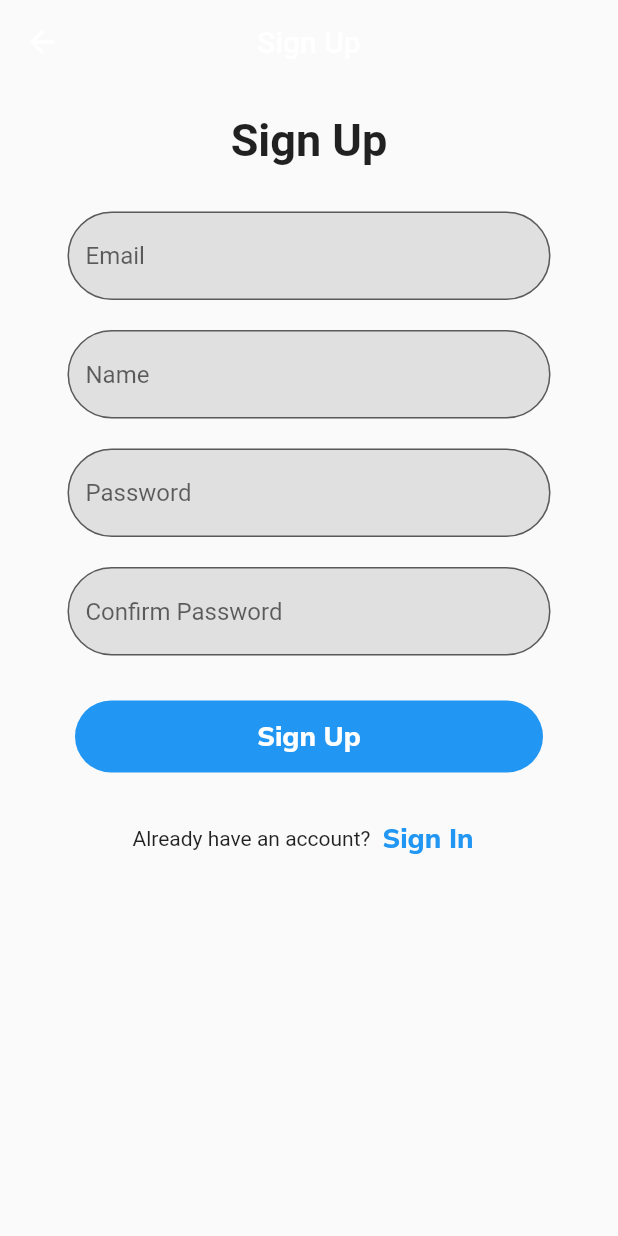
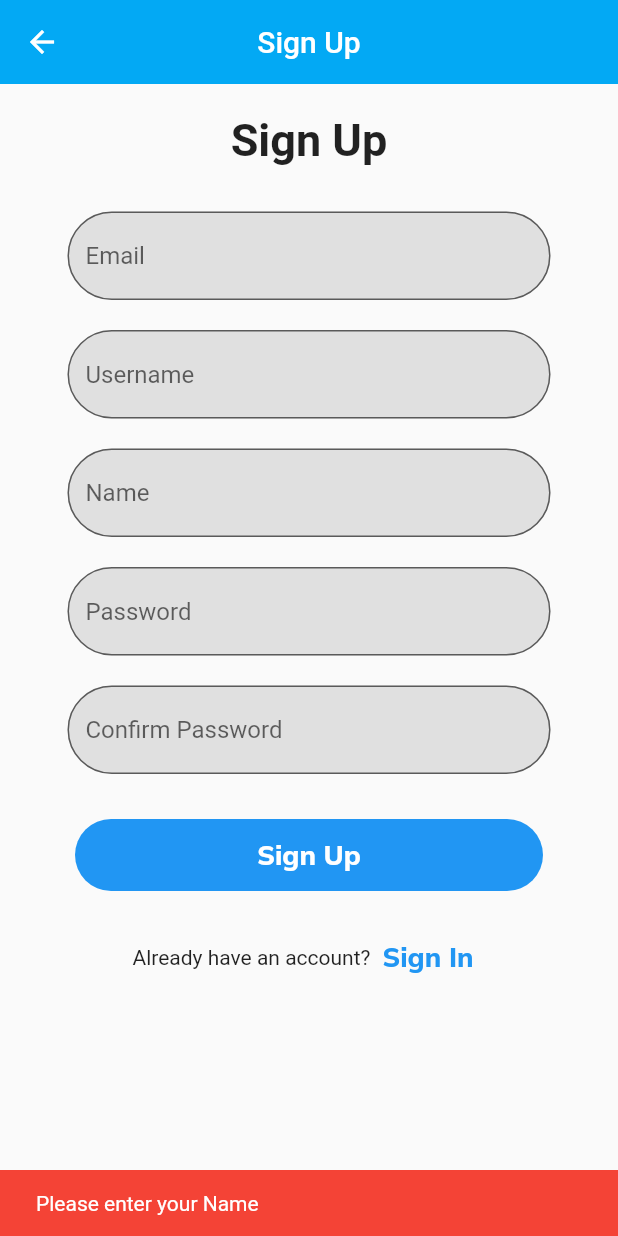
Before and after one commit to Esoteric918/holbertonschool-twitter_clone, a Flutter app: the SignUp screen opened directly, after a tap on "Sign Up", on a phone screen of 412 x 824 dp. Run offline on Flutter 3.47's test engine with Material 2 defaults, Android fonts, the phone set to English and light mode, and no system bars; our stand-ins replace cloud_firestore, firebase_auth, firebase_core, google_fonts; accounts and stored records are empty; generated files the repository leaves out were written again; network calls fail.

```diff
--- a/twitter/lib/main.dart
+++ b/twitter/lib/main.dart
@@ -1,3 +1,4 @@
+// ignore: depend_on_referenced_packages
 import 'package:firebase_core/firebase_core.dart';
 
 import 'firebase_options.dart';
@@ -28,7 +29,7 @@ class MyApp extends StatelessWidget {
           ListenableProvider<AuthState>(create: (_) => AuthState()),
         ],
         builder: (context, __) => MaterialApp(
-              title: 'Flutter Demo',
+              title: 'Spitter',
               theme: ThemeData(
                 primarySwatch: Colors.blue,
                 textTheme: TextTheme(
--- /dev/null
+++ b/twitter/lib/providers/all_providers.dart
@@ -0,0 +1,2 @@
+export './app_state.dart';
+export './auth_state.dart';
--- a/twitter/lib/providers/auth_state.dart
+++ b/twitter/lib/providers/auth_state.dart
@@ -1,28 +1,172 @@
-import 'package:flutter/cupertino.dart';
 import 'package:firebase_auth/firebase_auth.dart';
 import 'package:cloud_firestore/cloud_firestore.dart';
+import 'package:flutter/material.dart';
 import 'package:twitter/models/user.dart';
+import '../screens/home_screen.dart';
+
+enum Error {
+  none,
+  matchError,
+  weakError,
+  emailAlreadyInUse,
+  error,
+  wrongError,
+  noUserError
+}
 
 class AuthState extends ChangeNotifier {
-  static Future<User?> newSignUp(
-      String email, String password, String username, String name) async {
-    final auth = FirebaseAuth.instance;
-    final firestore = FirebaseFirestore.instance;
+  FirebaseAuth authState = FirebaseAuth.instance;
+  late UserData? activeUserData;
 
-    final result = await auth.createUserWithEmailAndPassword(
-        email: email, password: password);
+  User? get user => authState.currentUser;
+  final firestore =
+      FirebaseFirestore.instance.collection('userData').withConverter<UserData>(
+            fromFirestore: (snapshot, _) => UserData.fromJson(snapshot.data()!),
+            toFirestore: (userData, _) => userData.toJson(),
+          );
 
-    final user = result.user;
+  attemptSignUp(
+    BuildContext context,
+    String name,
+    String userName,
+    String email,
+    String password,
+    String confirm,
+  ) async {
+    String snackText = 'Account Created!';
 
-    if (user != null) {
-      final userRef = firestore.collection('users').doc(user.uid);
+    if (name == '') {
+      snackText = 'Please enter your Name';
+    } else if (userName == '') {
+      snackText = 'Please enter your Username';
+    } else if (email == '') {
+      snackText = 'Please enter you Email';
+    } else if (password == '') {
+      snackText = 'Please enter a Password';
+    } else if (password != confirm) {
+      snackText = "Passwords entered don't match.";
+    } else {
+      try {
+        final credential = await authState.createUserWithEmailAndPassword(
+          email: email,
+          password: password,
+        );
+        firestore.doc(credential.user!.uid).set(UserData(
+              key: credential.user!.uid,
+              name: name,
+              userName: userName,
+              displayName: userName,
+              email: credential.user!.email!,
+            ));
+      } on FirebaseAuthException catch (e) {
+        switch (e.code) {
+          case 'email-already-in-use':
+            {
+              snackText = 'An account already exists with that email.';
+            }
+            break;
 
-      final userData = UserData();
+          case 'invalid-email':
+            {
+              snackText = 'Please enter a valid email address.';
+            }
+            break;
 
-      await userRef.set(userData.toJson());
+          case 'weak-password':
+            {
+              snackText = 'The password provided is too weak.';
+            }
+            break;
+        }
+      } catch (e) {
+        snackText = 'Failed to create account! Please try later.';
+      }
+    }
+    // build the snackbar here
+    final snackBar = SnackBar(
+      backgroundColor:
+          snackText == 'Account Created!' ? Colors.green : Colors.red,
+      content: Text(snackText),
+    );
+    // ignore: use_build_context_synchronously
+    ScaffoldMessenger.of(context).showSnackBar(snackBar);
+    notifyListeners();
+  }
 
-      return user;
+  attemptLogin(BuildContext context, TextEditingController emailController,
+      TextEditingController passwordController) async {
+    String snackText = '';
+    if (emailController.text == '') {
+      snackText = 'Please enter your Email';
+    } else if (passwordController.text == '') {
+      snackText = 'Please enter your Password';
+    } else {
+      try {
+        final credential = await authState.signInWithEmailAndPassword(
+          email: emailController.text,
+          password: passwordController.text,
+        );
+        // ignore: use_build_context_synchronously
+        Navigator.push(
+          context,
+          MaterialPageRoute(builder: (context) => const HomeScreen()),
+        );
+        var userSnap = await firestore.doc(credential.user!.uid).get();
+        activeUserData = userSnap.data();
+      } on FirebaseAuthException catch (e) {
+        switch (e.code) {
+          case 'invalid-email':
+            {
+              snackText = 'Please enter a valid email address.';
+            }
+            break;
+
+          case 'user-disabled':
+            {
+              snackText =
+                  'This user has been disabled, please try again later.';
+            }
+            break;
+
+          case 'user-not-found':
+            {
+              snackText = 'No user found for that email.';
+            }
+            break;
+
+          case 'wrong-password':
+            {
+              snackText = 'Incorrect Password';
+            }
+            break;
+        }
+      } catch (e) {
+        snackText = 'Failed to Login! Please try again.';
+      }
     }
-    return null;
+    final snackBar = SnackBar(
+      backgroundColor: snackText == '' ? Colors.green : Colors.red,
+      content: Text(
+          snackText == '' ? 'Welcome ${activeUserData?.userName}' : snackText),
+    );
+    // ignore: use_build_context_synchronously
+    ScaffoldMessenger.of(context).showSnackBar(snackBar);
+    if (snackText == '') {
+      emailController.text = '';
+      passwordController.text = '';
+    }
+    notifyListeners();
+    await FirebaseAuth.instance.signOut();
+  }
+
+  logout() async {
+    await authState.signOut();
+    notifyListeners();
+  }
+
+  Future<UserData> getCurrentUserModel() async {
+    var userSnap = await firestore.doc(authState.currentUser!.uid).get();
+    activeUserData = userSnap.data();
+    return activeUserData!;
   }
 }
--- /dev/null
+++ b/twitter/lib/screens/profile_screen.dart
@@ -0,0 +1 @@
+// TODO Implement this library.
--- a/twitter/lib/screens/signin_screen.dart
+++ b/twitter/lib/screens/signin_screen.dart
@@ -1,9 +1,11 @@
 import 'package:flutter/material.dart';
-import 'package:twitter/screens/home_screen.dart';
+import 'package:provider/provider.dart';
+// import 'package:twitter/screens/home_screen.dart';
 import 'package:twitter/screens/signup_screen.dart';
 import 'package:twitter/screens/forgot_password_screen.dart';
 import '../widgets/entry_field.dart';
 import '../widgets/flat_button.dart';
+import 'package:twitter/providers/auth_state.dart';
 
 class SignIn extends StatefulWidget {
   const SignIn({Key? key}) : super(key: key);
@@ -14,8 +16,8 @@ class SignIn extends StatefulWidget {
 }
 
 class _SignInState extends State<SignIn> {
-  late final TextEditingController _emailController;
-  late final TextEditingController _passwordController;
+  late TextEditingController _emailController;
+  late TextEditingController _passwordController;
 
   @override
   initState() {
@@ -34,14 +36,22 @@ class _SignInState extends State<SignIn> {
   final _formKey = GlobalKey<FormState>();
 
   @override
-  Widget build(BuildContext context) {
+  Widget build(BuildContext context) => Consumer<AuthState>(
+        builder: (context, state, child) {
+          if (state.authState.currentUser != null) {
+            state.getCurrentUserModel();
+          }
           return Scaffold(
             appBar: AppBar(
-        title: const Text('Sign In'),
+              title: const Text('Spitter'),
               elevation: 0,
               centerTitle: true,
             ),
-      body: SingleChildScrollView(
+            body: state.activeUserData != null
+                ? Center(
+                    child: Container(
+                      padding: const EdgeInsets.symmetric(
+                          horizontal: 30, vertical: 10),
                       child: Form(
                         key: _formKey,
                         child: Column(
@@ -69,20 +79,12 @@ class _SignInState extends State<SignIn> {
                               label: 'Submit',
                               onPressed: () {
                                 if (_formKey.currentState!.validate()) {
-                    ScaffoldMessenger.of(context).showSnackBar(
-                      const SnackBar(
-                        content: Text('Processing Data'),
-                      ),
-                    );
-                    Navigator.push(
+                                  state.attemptLogin(
                                     context,
-                      MaterialPageRoute(
-                        builder: (context) => const HomeScreen(),
-                      ),
+                                    _emailController,
+                                    _passwordController,
                                   );
                                 }
-                  (_emailController.text);
-                  (_passwordController.text);
                               },
                             ),
                             const SizedBox(height: 20),
@@ -110,7 +112,8 @@ class _SignInState extends State<SignIn> {
                                 Navigator.push(
                                     context,
                                     MaterialPageRoute(
-                        builder: (context) => const ForgetPassword(),
+                                      builder: (context) =>
+                                          const ForgetPassword(),
                                     ));
                               },
                               child: const Text(
@@ -125,6 +128,9 @@ class _SignInState extends State<SignIn> {
                         ),
                       ),
                     ),
+                  )
+                : const Center(child: CircularProgressIndicator()),
+          );
+        },
       );
 }
-}
--- a/twitter/lib/screens/signup_screen.dart
+++ b/twitter/lib/screens/signup_screen.dart
@@ -1,6 +1,5 @@
 import 'package:flutter/material.dart';
-import 'package:twitter/screens/signup_screen.dart';
-
+import 'package:provider/provider.dart';
 import '../widgets/entry_field.dart';
 import '../widgets/flat_button.dart';
 import '../providers/auth_state.dart';
@@ -48,12 +47,14 @@ class _SignUpState extends State<SignUp> {
     return Scaffold(
       appBar: AppBar(
         title: const Text('Sign Up'),
-        backgroundColor: Colors.transparent,
+        backgroundColor: Colors.lightBlue,
         elevation: 0,
         centerTitle: true,
       ),
       body: SingleChildScrollView(
-        child: Container(
+        child: Consumer<AuthState>(
+          builder: ((context, state, child) {
+            return Container(
                 padding: const EdgeInsets.symmetric(horizontal: 30),
                 child: Form(
                   key: _formKey,
@@ -73,31 +74,35 @@ class _SignUpState extends State<SignUp> {
                         controller: _emailController,
                       ),
                       CustomEntryField(
+                        hint: 'Username',
+                        controller: _usernameController,
+                      ),
+                      CustomEntryField(
                         hint: 'Name',
                         controller: _nameController,
                       ),
                       CustomEntryField(
                         hint: 'Password',
+                        isPassword: true,
                         controller: _passwordController,
                       ),
                       CustomEntryField(
                         hint: 'Confirm Password',
+                        isPassword: true,
                         controller: _confirmController,
                       ),
                       const SizedBox(height: 20),
                       CustomFlatButton(
                           label: 'Sign Up',
                           onPressed: () {
-                    if (_formKey.currentState!.validate()) {
-                      AuthState.newSignUp(
+                            state.attemptSignUp(
+                                context,
+                                _nameController.text,
+                                _usernameController.text,
                                 _emailController.text,
                                 _passwordController.text,
-                        _usernameController.text,
-                        _nameController.text,
-                      );
-                    }
-                  },
-                ),
+                                _confirmController.text);
+                          }),
                       const SizedBox(height: 20),
                       Row(
                         mainAxisAlignment: MainAxisAlignment.center,
@@ -118,7 +123,8 @@ class _SignUpState extends State<SignUp> {
                       ),
                     ],
                   ),
-          ),
+                ));
+          }),
         ),
       ),
     );
--- /dev/null
+++ b/twitter/lib/widgets/all_widgets.dart
@@ -0,0 +1,6 @@
+export './bottom_bar_menu.dart';
+export './entry_field.dart';
+export './flat_button.dart';
+export './post_widget.dart';
+export './side_bar_menu.dart';
+export './users_search_results_widget.dart';
```
Also changed, not shown: twitter/lib/models/user.dart (+24 -0 lines), twitter/lib/screens/all_screens.dart (added, +8 -0 lines), twitter/lib/screens/home_screen.dart (+4 -4 lines), twitter/lib/widgets/side_bar_menu.dart (+11 -4 lines). Lines whose indentation alone changed are shown as unchanged.
